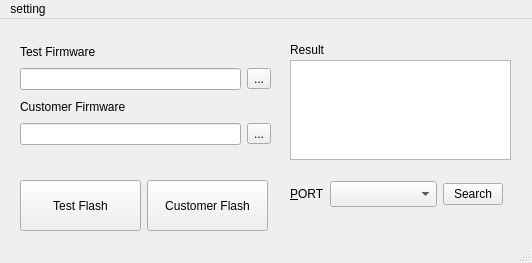
This is mainForm.ui in wangyixu12/Esp32DownloadTools as Qt 5 draws it before an edit. The edited form follows.
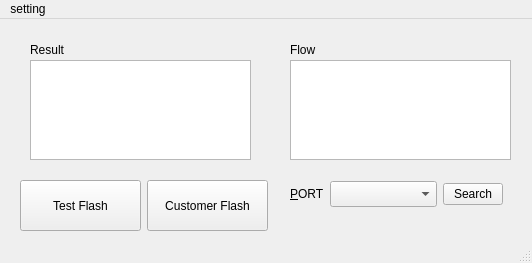
This is the edited form.

Patch:
```diff
--- a/mainForm.ui
+++ b/mainForm.ui
@@ -60,7 +60,7 @@
         </size>
        </property>
        <property name="text">
-        <string>Result</string>
+        <string>Flow</string>
        </property>
        <property name="buddy">
         <cstring>resultTextBrowser</cstring>
@@ -79,60 +79,6 @@
      </item>
     </layout>
    </widget>
-   <widget class="QWidget" name="layoutWidget">
-    <property name="geometry">
-     <rect>
-      <x>20</x>
-      <y>22</y>
-      <width>251</width>
-      <height>104</height>
-     </rect>
-    </property>
-    <layout class="QVBoxLayout" name="verticalLayout_2">
-     <item>
-      <widget class="QLabel" name="label_2">
-       <property name="text">
-        <string>Test Firmware</string>
-       </property>
-      </widget>
-     </item>
-     <item>
-      <layout class="QHBoxLayout" name="horizontalLayout">
-       <item>
-        <widget class="QLineEdit" name="pieFwEdit"/>
-       </item>
-       <item>
-        <widget class="QToolButton" name="pieFwOptBtn">
-         <property name="text">
-          <string>...</string>
-         </property>
-        </widget>
-       </item>
-      </layout>
-     </item>
-     <item>
-      <widget class="QLabel" name="label">
-       <property name="text">
-        <string>Customer Firmware</string>
-       </property>
-      </widget>
-     </item>
-     <item>
-      <layout class="QHBoxLayout" name="horizontalLayout_4">
-       <item>
-        <widget class="QLineEdit" name="custFwEdit"/>
-       </item>
-       <item>
-        <widget class="QToolButton" name="custFwOptBtn">
-         <property name="text">
-          <string>...</string>
-         </property>
-        </widget>
-       </item>
-      </layout>
-     </item>
-    </layout>
-   </widget>
    <widget class="QWidget" name="layoutWidget">
     <property name="geometry">
      <rect>
@@ -197,7 +143,7 @@
      </item>
     </layout>
    </widget>
-   <widget class="QWidget" name="">
+   <widget class="QWidget" name="layoutWidget">
     <property name="geometry">
      <rect>
       <x>20</x>
@@ -247,11 +193,53 @@
      </item>
     </layout>
    </widget>
-   <zorder>layoutWidget</zorder>
-   <zorder>layoutWidget</zorder>
-   <zorder>layoutWidget</zorder>
-   <zorder>layoutWidget</zorder>
-   <zorder>custFlashBtn</zorder>
+   <widget class="QWidget" name="layoutWidget_2">
+    <property name="geometry">
+     <rect>
+      <x>30</x>
+      <y>20</y>
+      <width>221</width>
+      <height>121</height>
+     </rect>
+    </property>
+    <layout class="QVBoxLayout" name="verticalLayout_2">
+     <property name="spacing">
+      <number>0</number>
+     </property>
+     <item>
+      <widget class="QLabel" name="label_5">
+       <property name="minimumSize">
+        <size>
+         <width>0</width>
+         <height>20</height>
+        </size>
+       </property>
+       <property name="maximumSize">
+        <size>
+         <width>60</width>
+         <height>25</height>
+        </size>
+       </property>
+       <property name="text">
+        <string>Result</string>
+       </property>
+       <property name="buddy">
+        <cstring>resultTextBrowser</cstring>
+       </property>
+      </widget>
+     </item>
+     <item>
+      <widget class="QTextBrowser" name="resultTextBrowser_2">
+       <property name="maximumSize">
+        <size>
+         <width>250</width>
+         <height>100</height>
+        </size>
+       </property>
+      </widget>
+     </item>
+    </layout>
+   </widget>
   </widget>
   <widget class="QMenuBar" name="menubar">
    <property name="geometry">
```
